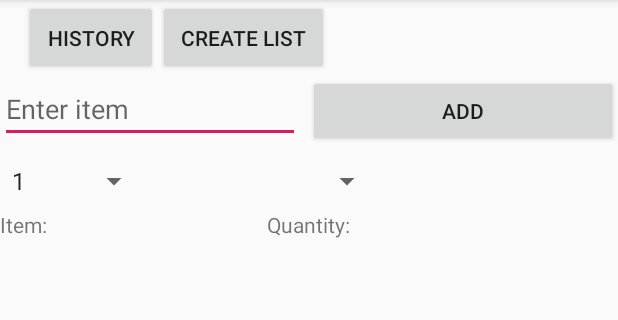
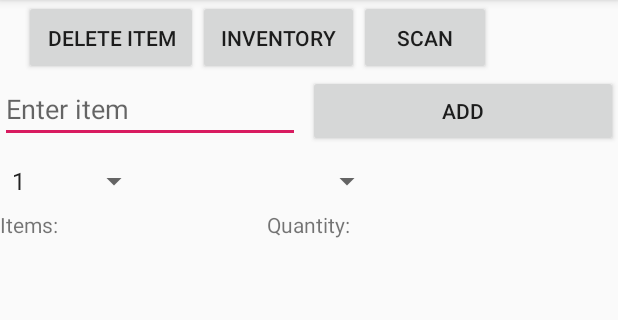
Before and after one commit to Jzeuus/MyGroceryApp, an Android app: the screen it shows after launch (MainActivity), on a phone screen of 412 x 824 dp, the part 84-404 px from its top. Run offline under Robolectric (Android 15) with nearby library versions, the phone set to English and light mode, and no system bars.

Commit message:
added the database activity and changed some variable names

```diff
--- a/app/build.gradle
+++ b/app/build.gradle
@@ -23,6 +23,7 @@ dependencies {
     implementation fileTree(dir: 'libs', include: ['*.jar'])
     implementation 'androidx.appcompat:appcompat:1.1.0'
     implementation 'androidx.constraintlayout:constraintlayout:1.1.3'
+    implementation 'com.google.android.material:material:1.1.0'
     testImplementation 'junit:junit:4.12'
     androidTestImplementation 'androidx.test:runner:1.2.0'
     androidTestImplementation 'androidx.test.espresso:espresso-core:3.2.0'
--- a/app/src/main/AndroidManifest.xml
+++ b/app/src/main/AndroidManifest.xml
@@ -9,6 +9,10 @@
         android:roundIcon="@mipmap/ic_launcher_round"
         android:supportsRtl="true"
         android:theme="@style/AppTheme">
+        <activity
+            android:name=".inventory_database"
+            android:label="@string/title_activity_inventory_database"
+            android:theme="@style/AppTheme.NoActionBar"></activity>
         <activity android:name=".MainActivity">
             <intent-filter>
                 <action android:name="android.intent.action.MAIN" />
--- a/app/src/main/res/layout/activity_main.xml
+++ b/app/src/main/res/layout/activity_main.xml
@@ -8,28 +8,41 @@
     android:layout_height="match_parent"
     tools:context=".MainActivity">
 
+
     <Button
-        android:id="@+id/btn_create"
+        android:id="@+id/btn_scan"
         android:layout_width="wrap_content"
         android:layout_height="wrap_content"
         android:clickable="true"
-        android:onClick="createList"
+        android:onClick="getScan"
         android:padding="15dp"
-        android:text="Create List"
-        app:layout_constraintStart_toEndOf="@+id/btn_history"
+        android:text="Scan"
+        app:layout_constraintStart_toEndOf="@+id/btn_inventory"
+        app:layout_constraintTop_toTopOf="parent" />
+
+
+    <Button
+        android:id="@+id/btn_inventory"
+        android:layout_width="wrap_content"
+        android:layout_height="wrap_content"
+        android:clickable="true"
+        android:onClick="showInventory"
+        android:padding="15dp"
+        android:text="Inventory"
+        app:layout_constraintStart_toEndOf="@+id/btn_delItem"
         app:layout_constraintTop_toTopOf="parent" />
 
     <Button
-        android:id="@+id/btn_history"
+        android:id="@+id/btn_delItem"
         android:layout_width="0dp"
         android:layout_height="wrap_content"
         android:layout_marginStart="16dp"
         android:layout_marginLeft="16dp"
         android:clickable="true"
         android:focusable="true"
-        android:onClick="openHistory"
+        android:onClick="deleteItem"
         android:padding="15dp"
-        android:text="History"
+        android:text="Delete Item"
         app:layout_constraintStart_toStartOf="parent"
         app:layout_constraintTop_toTopOf="parent" />
 
@@ -43,7 +56,7 @@
         android:maxLines="1"
         android:singleLine="true"
         app:layout_constraintStart_toStartOf="parent"
-        app:layout_constraintTop_toBottomOf="@+id/btn_history" />
+        app:layout_constraintTop_toBottomOf="@id/btn_delItem" />
 
     <Button
         android:id="@+id/btn_add"
@@ -57,8 +70,8 @@
         android:padding="0dp"
         android:text="Add"
         app:layout_constraintEnd_toEndOf="parent"
-        app:layout_constraintStart_toEndOf="@+id/edit_name"
-        app:layout_constraintTop_toBottomOf="@+id/btn_create" />
+        app:layout_constraintStart_toEndOf="@id/edit_name"
+        app:layout_constraintTop_toBottomOf="@id/btn_inventory" />
 
     <Spinner
         android:id="@+id/num_spinner"
@@ -86,14 +99,16 @@
 
     <RelativeLayout
         android:layout_width="match_parent"
-        android:layout_height="match_parent">
+        android:layout_height="match_parent"
+        tools:layout_editor_absoluteX="0dp"
+        tools:layout_editor_absoluteY="0dp">
 
         <TextView
             android:id="@+id/textView2"
             android:layout_width="wrap_content"
             android:layout_height="wrap_content"
             android:layout_marginTop="140dp"
-            android:text="Item:" />
+            android:text="Items:" />
 
         <TextView
             android:id="@+id/textView3"
@@ -115,6 +130,4 @@
     </RelativeLayout>
 
 
-
-
 </androidx.constraintlayout.widget.ConstraintLayout>
--- /dev/null
+++ b/app/src/main/res/values/dimens.xml
@@ -0,0 +1,3 @@
+<resources>
+    <dimen name="fab_margin">16dp</dimen>
+</resources>
--- a/app/src/main/res/values/strings.xml
+++ b/app/src/main/res/values/strings.xml
@@ -28,7 +28,7 @@
         <item>10</item>
 
     </string-array>
-
+    <string name="title_activity_inventory_database">inventory_database</string>
 
 
 </resources>
--- a/app/src/main/res/values/styles.xml
+++ b/app/src/main/res/values/styles.xml
@@ -8,4 +8,13 @@
         <item name="colorAccent">@color/colorAccent</item>
     </style>
 
+    <style name="AppTheme.NoActionBar">
+        <item name="windowActionBar">false</item>
+        <item name="windowNoTitle">true</item>
+    </style>
+
+    <style name="AppTheme.AppBarOverlay" parent="ThemeOverlay.AppCompat.Dark.ActionBar" />
+
+    <style name="AppTheme.PopupOverlay" parent="ThemeOverlay.AppCompat.Light" />
+
 </resources>
```
Also changed, not shown: app/src/main/java/com/example/mygroceryapp/MainActivity.java (+18 -20 lines), app/src/main/java/com/example/mygroceryapp/inventory_database.java (added, +75 -0 lines), app/src/main/res/layout/activity_inventory_database.xml (added, +33 -0 lines), app/src/main/res/layout/content_inventory_database.xml (added, +28 -0 lines), app/src/main/res/menu/menu_main.xml (added, +9 -0 lines).
